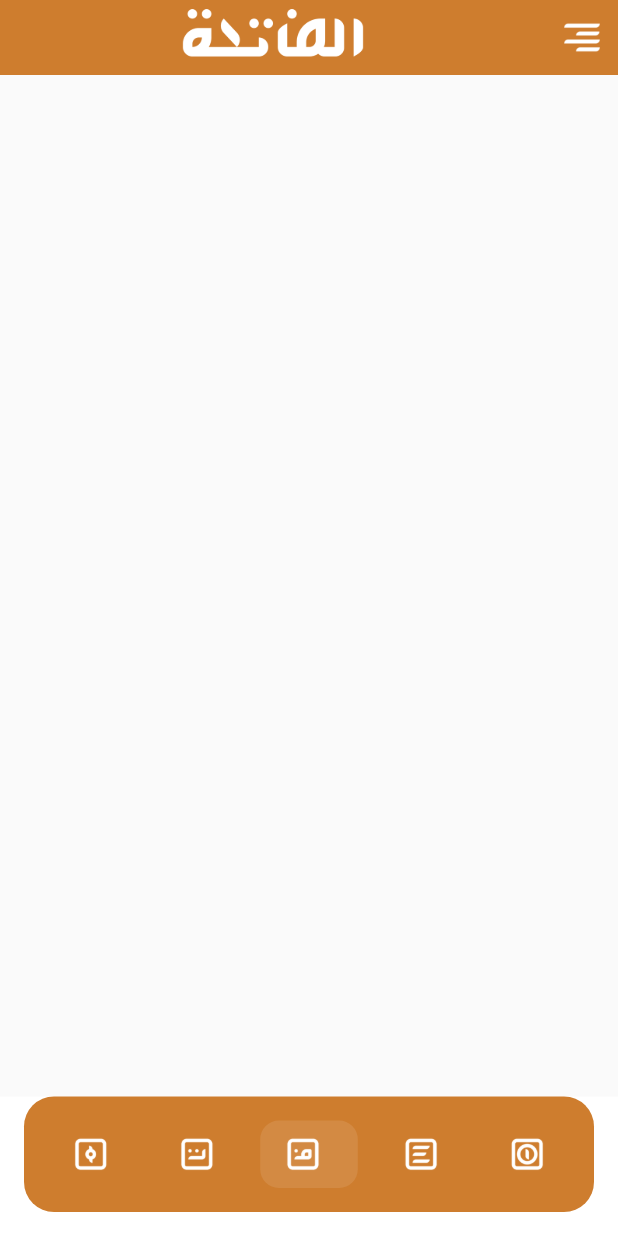
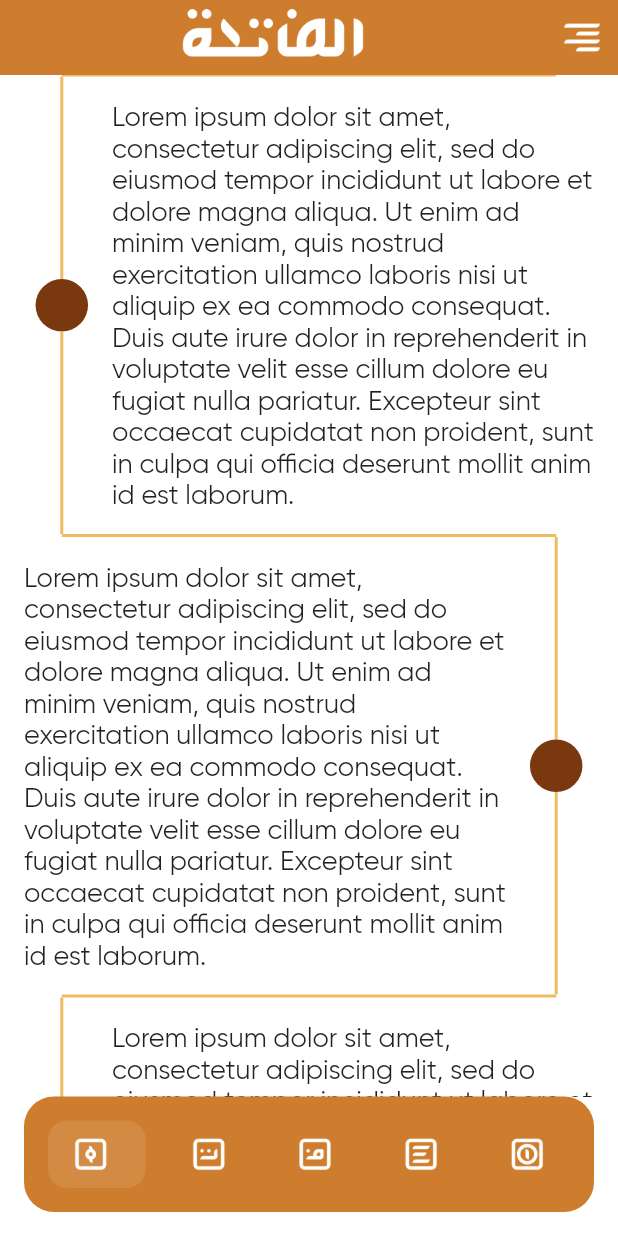
Before and after one commit to JMApps/project_fatiha, a Flutter app: the screen it shows after launch, on a phone screen of 412 x 824 dp. Run offline on Flutter 3.47's test engine with Material 2 defaults, Android fonts, the phone set to English and light mode, and no system bars; drawn by our look-alikes of salomon_bottom_bar, timeline_tile.

Commit message:
Added time line tile with default lorem text

```diff
--- a/lib/domain/state/main_bottom_navigation_state.dart
+++ b/lib/domain/state/main_bottom_navigation_state.dart
@@ -1,7 +1,7 @@
 import 'package:flutter/material.dart';
 
 class MainBottomNavigationState with ChangeNotifier {
-  int _currentBottomNavigationIndex = 2;
+  int _currentBottomNavigationIndex = 0;
 
   int get getCurrentBottomNavigatorIndex => _currentBottomNavigationIndex;
 
--- a/lib/presentation/ui/pages/page_about_fatiha.dart
+++ b/lib/presentation/ui/pages/page_about_fatiha.dart
@@ -1,5 +1,7 @@
+import 'package:flutter/cupertino.dart';
 import 'package:flutter/material.dart';
 import 'package:project_fatiha/presentation/ui/widgets/main_app_bar.dart';
+import 'package:project_fatiha/presentation/ui/widgets/time_line_tile_item.dart';
 
 class PageAboutFatiha extends StatelessWidget {
   const PageAboutFatiha({Key? key}) : super(key: key);
@@ -7,11 +9,28 @@ class PageAboutFatiha extends StatelessWidget {
   @override
   Widget build(BuildContext context) {
     return Scaffold(
+      backgroundColor: const Color(0xFFFFFFFF),
       appBar: const PreferredSize(
         preferredSize: Size(double.maxFinite, 50),
         child: MainAppBar(),
       ),
-      body: Container(),
+      body: CupertinoScrollbar(
+        child: SingleChildScrollView(
+          physics: const ClampingScrollPhysics(),
+          child: Column(
+            children: const [
+              TimeLineItem(contentDescription: 'Lorem ipsum dolor sit amet, consectetur adipiscing elit, sed do eiusmod tempor incididunt ut labore et dolore magna aliqua. Ut enim ad minim veniam, quis nostrud exercitation ullamco laboris nisi ut aliquip ex ea commodo consequat. Duis aute irure dolor in reprehenderit in voluptate velit esse cillum dolore eu fugiat nulla pariatur. Excepteur sint occaecat cupidatat non proident, sunt in culpa qui officia deserunt mollit anim id est laborum.'),
+              TimeLineItem(contentDescription: 'Lorem ipsum dolor sit amet, consectetur adipiscing elit, sed do eiusmod tempor incididunt ut labore et dolore magna aliqua. Ut enim ad minim veniam, quis nostrud exercitation ullamco laboris nisi ut aliquip ex ea commodo consequat. Duis aute irure dolor in reprehenderit in voluptate velit esse cillum dolore eu fugiat nulla pariatur. Excepteur sint occaecat cupidatat non proident, sunt in culpa qui officia deserunt mollit anim id est laborum.'),
+              TimeLineItem(contentDescription: 'Lorem ipsum dolor sit amet, consectetur adipiscing elit, sed do eiusmod tempor incididunt ut labore et dolore magna aliqua. Ut enim ad minim veniam, quis nostrud exercitation ullamco laboris nisi ut aliquip ex ea commodo consequat. Duis aute irure dolor in reprehenderit in voluptate velit esse cillum dolore eu fugiat nulla pariatur. Excepteur sint occaecat cupidatat non proident, sunt in culpa qui officia deserunt mollit anim id est laborum.'),
+              TimeLineItem(contentDescription: 'Lorem ipsum dolor sit amet, consectetur adipiscing elit, sed do eiusmod tempor incididunt ut labore et dolore magna aliqua. Ut enim ad minim veniam, quis nostrud exercitation ullamco laboris nisi ut aliquip ex ea commodo consequat. Duis aute irure dolor in reprehenderit in voluptate velit esse cillum dolore eu fugiat nulla pariatur. Excepteur sint occaecat cupidatat non proident, sunt in culpa qui officia deserunt mollit anim id est laborum.'),
+              TimeLineItem(contentDescription: 'Lorem ipsum dolor sit amet, consectetur adipiscing elit, sed do eiusmod tempor incididunt ut labore et dolore magna aliqua. Ut enim ad minim veniam, quis nostrud exercitation ullamco laboris nisi ut aliquip ex ea commodo consequat. Duis aute irure dolor in reprehenderit in voluptate velit esse cillum dolore eu fugiat nulla pariatur. Excepteur sint occaecat cupidatat non proident, sunt in culpa qui officia deserunt mollit anim id est laborum.'),
+              TimeLineItem(contentDescription: 'Lorem ipsum dolor sit amet, consectetur adipiscing elit, sed do eiusmod tempor incididunt ut labore et dolore magna aliqua. Ut enim ad minim veniam, quis nostrud exercitation ullamco laboris nisi ut aliquip ex ea commodo consequat. Duis aute irure dolor in reprehenderit in voluptate velit esse cillum dolore eu fugiat nulla pariatur. Excepteur sint occaecat cupidatat non proident, sunt in culpa qui officia deserunt mollit anim id est laborum.'),
+              TimeLineItem(contentDescription: 'Lorem ipsum dolor sit amet, consectetur adipiscing elit, sed do eiusmod tempor incididunt ut labore et dolore magna aliqua. Ut enim ad minim veniam, quis nostrud exercitation ullamco laboris nisi ut aliquip ex ea commodo consequat. Duis aute irure dolor in reprehenderit in voluptate velit esse cillum dolore eu fugiat nulla pariatur. Excepteur sint occaecat cupidatat non proident, sunt in culpa qui officia deserunt mollit anim id est laborum.'),
+              TimeLineItem(contentDescription: 'Lorem ipsum dolor sit amet, consectetur adipiscing elit, sed do eiusmod tempor incididunt ut labore et dolore magna aliqua. Ut enim ad minim veniam, quis nostrud exercitation ullamco laboris nisi ut aliquip ex ea commodo consequat. Duis aute irure dolor in reprehenderit in voluptate velit esse cillum dolore eu fugiat nulla pariatur. Excepteur sint occaecat cupidatat non proident, sunt in culpa qui officia deserunt mollit anim id est laborum.'),
+            ],
+          ),
+        ),
+      ),
     );
   }
 }
--- /dev/null
+++ b/lib/presentation/ui/widgets/time_line_tile_item.dart
@@ -0,0 +1,80 @@
+import 'package:flutter/cupertino.dart';
+import 'package:flutter/material.dart';
+import 'package:timeline_tile/timeline_tile.dart';
+
+class TimeLineItem extends StatelessWidget {
+  const TimeLineItem({Key? key, required this.contentDescription})
+      : super(key: key);
+
+  final String contentDescription;
+
+  @override
+  Widget build(BuildContext context) {
+    return Column(
+      children: [
+        const TimelineDivider(
+          begin: 0.1,
+          end: 0.9,
+          thickness: 1,
+          color: Color(0xFFF0BA64),
+        ),
+        TimelineTile(
+          alignment: TimelineAlign.manual,
+          lineXY: 0.1,
+          indicatorStyle: const IndicatorStyle(
+            width: 35,
+            color: Color(0xFF79380E),
+          ),
+          beforeLineStyle: const LineStyle(
+            color: Color(0xFFF0BA64),
+            thickness: 2,
+          ),
+          endChild: Padding(
+            padding: const EdgeInsets.all(16),
+            child: Text(
+              contentDescription,
+              style: const TextStyle(
+                fontSize: 18,
+                fontWeight: FontWeight.w100,
+              ),
+            ),
+          ),
+        ),
+        const TimelineDivider(
+          begin: 0.1,
+          end: 0.9,
+          thickness: 2,
+          color: Color(0xFFF0BA64),
+        ),
+        TimelineTile(
+          alignment: TimelineAlign.manual,
+          lineXY: 0.9,
+          indicatorStyle: const IndicatorStyle(
+            width: 35,
+            color: Color(0xFF79380E),
+          ),
+          beforeLineStyle: const LineStyle(
+            color: Color(0xFFF0BA64),
+            thickness: 2,
+          ),
+          startChild: Padding(
+            padding: const EdgeInsets.all(16),
+            child: Text(
+              contentDescription,
+              style: const TextStyle(
+                fontSize: 18,
+                fontWeight: FontWeight.w100,
+              ),
+            ),
+          ),
+        ),
+        const TimelineDivider(
+          begin: 0.1,
+          end: 0.9,
+          thickness: 1,
+          color: Color(0xFFF0BA64),
+        ),
+      ],
+    );
+  }
+}
```
